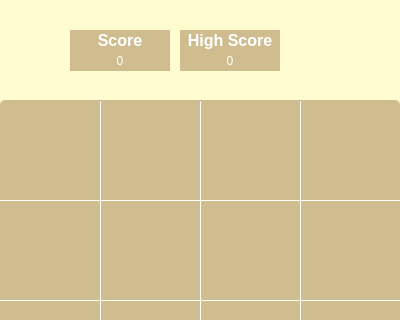
Above: 2048/dlg_home.ui from ElliotHarding/2048 before the change; both pictures show x 0 to 400 and y 0 to 320 of the 400 by 500 pixel window. Below: the same form after it.
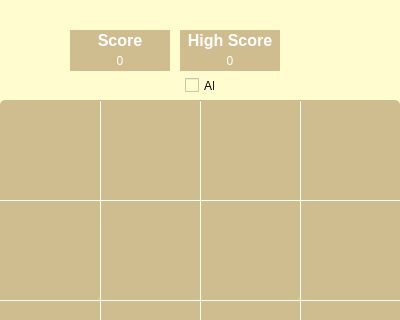
That is the form after the change. Icons and pictures are not drawn.

Commit message: Use ai cb

Patch:
```diff
--- a/2048/dlg_home.ui
+++ b/2048/dlg_home.ui
@@ -230,6 +230,19 @@
      <enum>Qt::Horizontal</enum>
     </property>
    </widget>
+   <widget class="QCheckBox" name="cb_useAi">
+    <property name="geometry">
+     <rect>
+      <x>185</x>
+      <y>77</y>
+      <width>30</width>
+      <height>17</height>
+     </rect>
+    </property>
+    <property name="text">
+     <string>AI</string>
+    </property>
+   </widget>
   </widget>
  </widget>
  <resources>
```
The commit also changes 2 other files.
